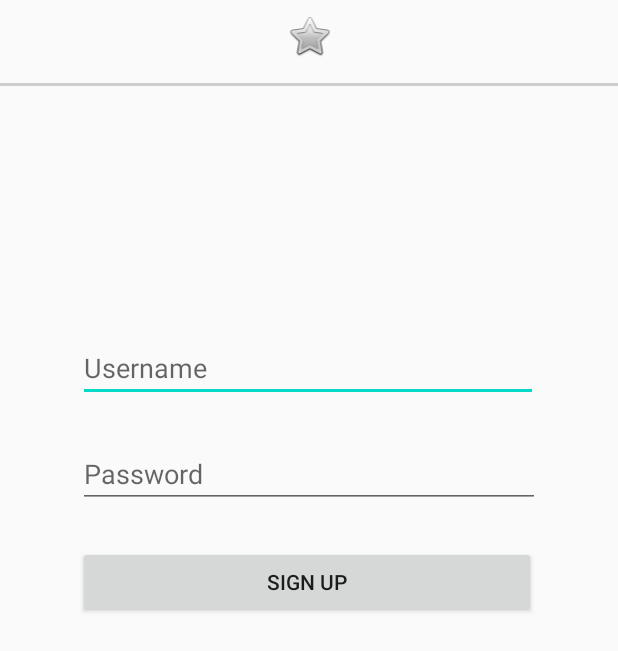
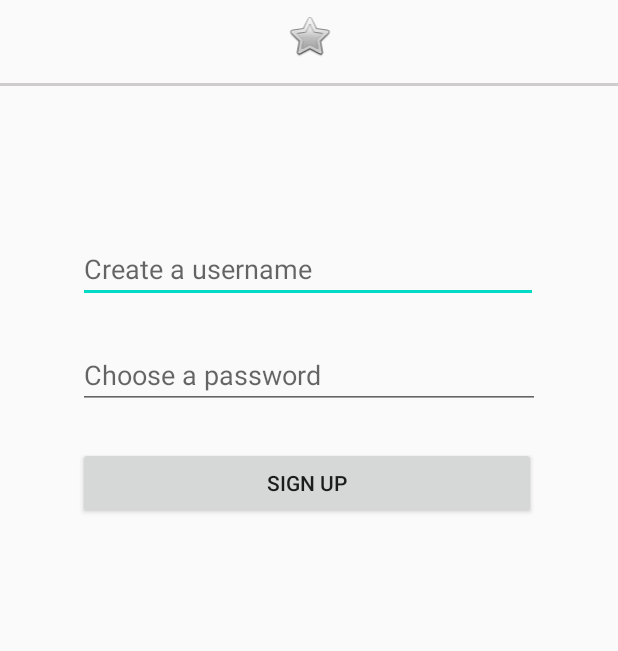
Before and after one commit to FondApp/Fond, an Android app: the layout activity_register.xml on its own in the app's theme, with its tools: preview values and no code run, on a phone screen of 412 x 824 dp. Shown: the top 651 px of the screen. Run offline under Robolectric (Android 15) with nearby library versions, the phone set to English and light mode, and no system bars.

Commit message:
Adding Register Functionality
Allows user to register successfully.

```diff
--- a/app/src/main/AndroidManifest.xml
+++ b/app/src/main/AndroidManifest.xml
@@ -21,6 +21,9 @@
             </intent-filter>
         </activity>
 
+        <activity android:name=".RegisterActivity">
+        </activity>
+
         <activity android:name=".MainActivity">
         </activity>
 
--- a/app/src/main/res/layout/activity_register.xml
+++ b/app/src/main/res/layout/activity_register.xml
@@ -43,12 +43,12 @@
         android:layout_alignParentStart="true"
         android:layout_alignParentEnd="true"
         android:layout_marginStart="52dp"
-        android:layout_marginTop="165dp"
+        android:layout_marginTop="99dp"
         android:layout_marginEnd="53dp"
         android:ems="10"
-        android:hint="@string/username"
-        android:inputType="textPersonName"
-        android:importantForAutofill="no" />
+        android:hint="@string/create_usrname"
+        android:importantForAutofill="no"
+        android:inputType="textPersonName" />
 
     <EditText
         android:id="@+id/etPassword"
@@ -61,7 +61,7 @@
         android:layout_marginTop="25dp"
         android:layout_marginEnd="-1dp"
         android:ems="10"
-        android:hint="@string/password"
+        android:hint="@string/choose_password"
         android:inputType="textPassword"
         android:autofillHints="" />
 
--- a/app/src/main/res/values/strings.xml
+++ b/app/src/main/res/values/strings.xml
@@ -6,4 +6,6 @@
     <string name="password">Password</string>
     <string name="signup">Don\'t have an account? Sign up here.</string>
     <string name="fond_logo">Fond Logo</string>
+    <string name="create_usrname">Create a username</string>
+    <string name="choose_password">Choose a password</string>
 </resources>
```
Also changed, not shown: app/src/main/java/com/example/fond/LoginActivity.java (+15 -1 lines), app/src/main/java/com/example/fond/RegisterActivity.java (added, +80 -0 lines).
